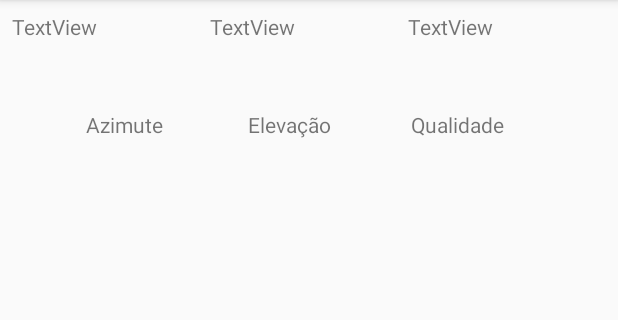
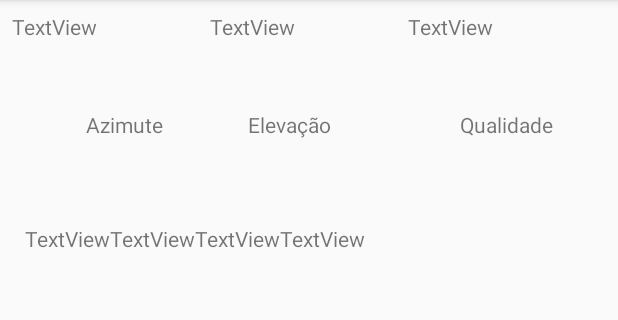
Before and after one commit to elkingmard/androidGpsFaculdade, an Android app: the SateliteActivity screen opened directly, with no data from a screen before it, on a phone screen of 412 x 824 dp, the part 84-404 px from its top. Run offline under Robolectric (Android 15) with nearby library versions, the phone set to English and light mode, and no system bars; 1 statement that could not run was skipped.

Commit message:
getting satellit list

```diff
--- a/app/src/main/res/layout/activity_satelite.xml
+++ b/app/src/main/res/layout/activity_satelite.xml
@@ -48,47 +48,83 @@
         android:layout_width="wrap_content"
         android:layout_height="wrap_content"
         android:text="Azimute"
-        android:layout_marginLeft="57dp"
-        app:layout_constraintLeft_toLeftOf="parent"
         app:layout_constraintTop_toTopOf="parent"
-        android:layout_marginTop="73dp" />
+        android:layout_marginTop="73dp"
+        android:layout_marginStart="57dp"
+        android:layout_marginLeft="8dp"
+        app:layout_constraintLeft_toLeftOf="parent" />
 
     <TextView
         android:id="@+id/textView2"
         android:layout_width="wrap_content"
         android:layout_height="wrap_content"
         android:text="Elevação"
+        app:layout_constraintTop_toTopOf="parent"
+        android:layout_marginTop="73dp"
+        android:layout_marginStart="56dp"
         app:layout_constraintLeft_toRightOf="@+id/textView"
-        android:layout_marginLeft="56dp"
-        app:layout_constraintTop_toTopOf="parent"
-        android:layout_marginTop="73dp" />
+        android:layout_marginLeft="8dp" />
 
     <TextView
         android:id="@+id/textView6"
         android:layout_width="wrap_content"
         android:layout_height="wrap_content"
         android:text="Qualidade"
+        app:layout_constraintTop_toTopOf="parent"
+        android:layout_marginTop="73dp"
+        android:layout_marginStart="50dp"
+        android:layout_marginEnd="8dp"
         app:layout_constraintLeft_toRightOf="@+id/textView2"
-        android:layout_marginLeft="50dp"
+        android:layout_marginLeft="56dp"
         android:layout_marginRight="8dp"
-        app:layout_constraintRight_toRightOf="parent"
-        app:layout_constraintHorizontal_bias="0.046"
-        app:layout_constraintTop_toTopOf="parent"
-        android:layout_marginTop="73dp" />
+        app:layout_constraintRight_toRightOf="parent" />
 
-    <ListView
+    <TableLayout
         android:id="@+id/satList"
-        android:layout_width="348dp"
-        android:layout_height="375dp"
+        android:layout_width="374dp"
+        android:layout_height="399dp"
         android:layout_marginBottom="8dp"
-        android:layout_marginLeft="16dp"
+        android:layout_marginLeft="8dp"
         android:layout_marginRight="8dp"
         android:layout_marginTop="8dp"
         app:layout_constraintBottom_toBottomOf="parent"
         app:layout_constraintHorizontal_bias="0.166"
         app:layout_constraintLeft_toLeftOf="parent"
         app:layout_constraintRight_toRightOf="parent"
-        app:layout_constraintTop_toBottomOf="@+id/linearLayout"
-        app:layout_constraintVertical_bias="0.643" />
+        app:layout_constraintTop_toBottomOf="@+id/textView2"
+        app:layout_constraintVertical_bias="0.166">
+
+        <TableRow
+            android:id="@+id/exampleRow"
+            android:layout_width="match_parent"
+            android:layout_height="match_parent"
+            android:padding="5dp">
+
+            <TextView
+                android:id="@+id/textView11"
+                android:layout_width="wrap_content"
+                android:layout_height="wrap_content"
+                android:text="TextView" />
+
+            <TextView
+                android:id="@+id/textView10"
+                android:layout_width="wrap_content"
+                android:layout_height="wrap_content"
+                android:text="TextView" />
+
+            <TextView
+                android:id="@+id/textView9"
+                android:layout_width="wrap_content"
+                android:layout_height="wrap_content"
+                android:text="TextView" />
+
+            <TextView
+                android:id="@+id/textView8"
+                android:layout_width="wrap_content"
+                android:layout_height="wrap_content"
+                android:text="TextView" />
+        </TableRow>
+
+    </TableLayout>
 
 </android.support.constraint.ConstraintLayout>
```
Also changed, not shown: app/src/main/java/com/example/ramonmoraes/gpsfaculdade/SateliteActivity.java (+82 -11 lines).
